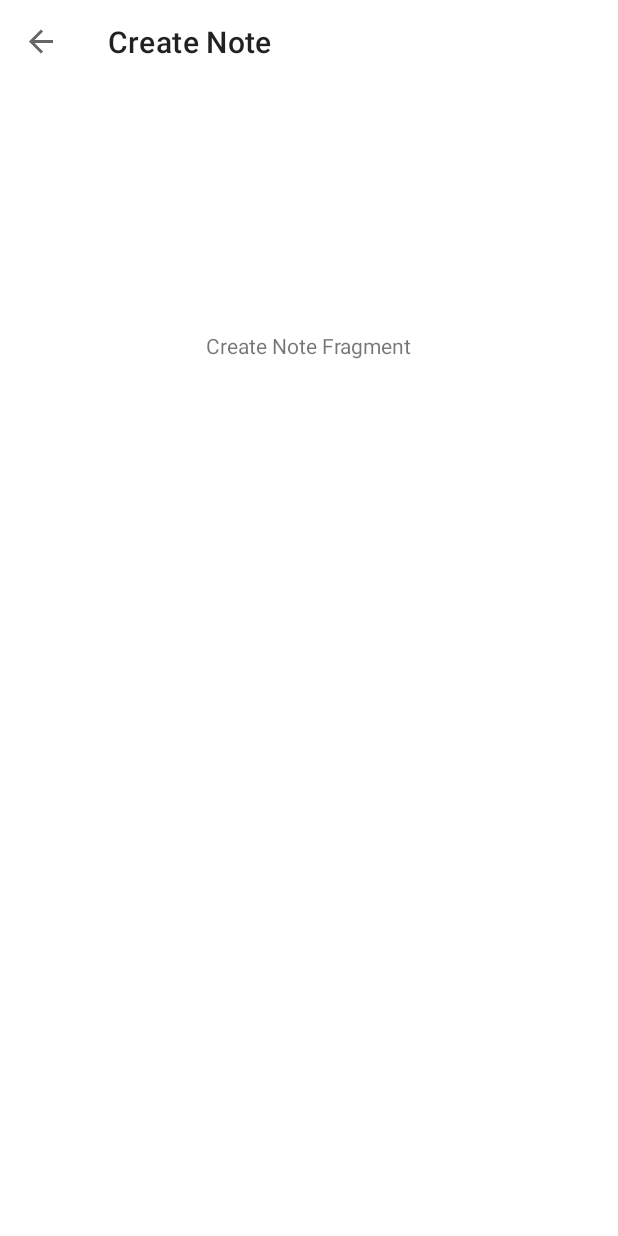
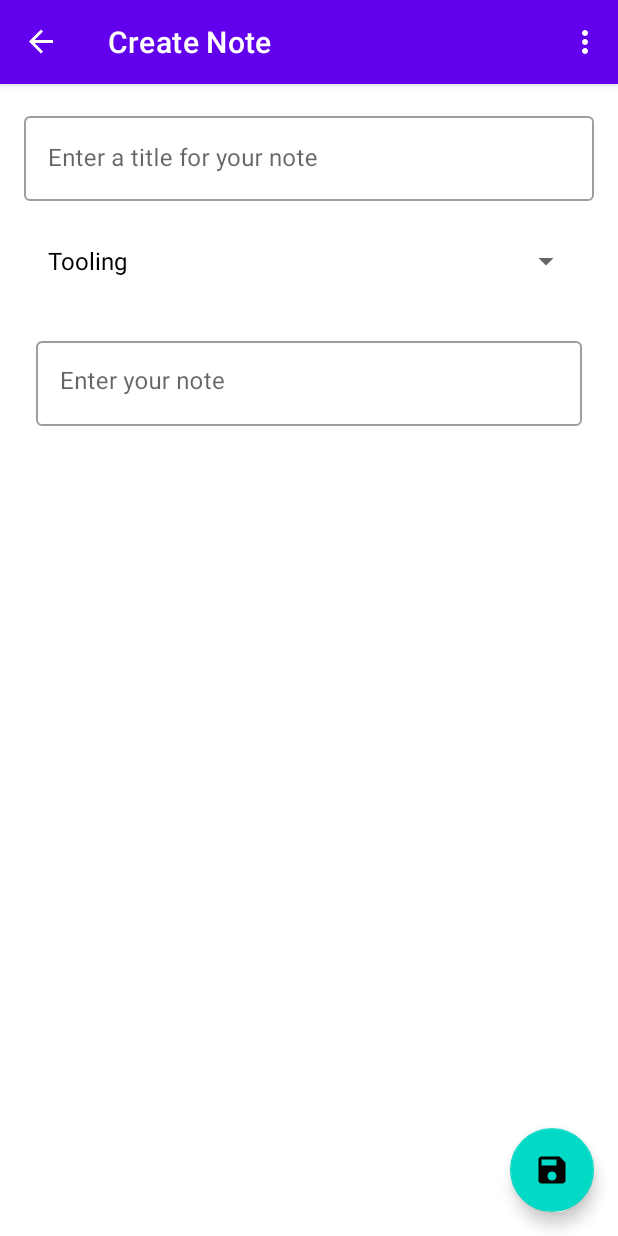
Before and after one commit to goobar-dev/android-305-android-bootcamp-kotlin, an Android app: the CreateNoteFragment screen opened through its navigation route, on a phone screen of 412 x 824 dp. Before the commit the screen is almost empty. Run offline under Robolectric (Android 15) with nearby library versions, the phone set to English and light mode, and no system bars; our stand-ins replace navigation-ui.

Commit message:
Add lab 7 sample code

```diff
--- a/android-study-guide/app/src/main/java/dev/goobar/androidstudyguide/CreateNoteFragment.kt
+++ b/android-study-guide/app/src/main/java/dev/goobar/androidstudyguide/CreateNoteFragment.kt
@@ -1,19 +1,42 @@
 package dev.goobar.androidstudyguide
 
+import android.content.Context
 import android.os.Bundle
+import android.text.Editable
 import androidx.fragment.app.Fragment
 import android.view.LayoutInflater
 import android.view.View
 import android.view.ViewGroup
+import android.widget.ArrayAdapter
 import androidx.navigation.fragment.findNavController
+import com.google.android.material.internal.TextWatcherAdapter
+import com.google.android.material.snackbar.BaseTransientBottomBar
+import com.google.android.material.snackbar.Snackbar
 import dev.goobar.androidstudyguide.databinding.FragmentCreateNoteBinding
 
+private val CATEGORIES = listOf("Tooling", "Kotlin", "UI", "Navigation", "Misc")
+
 class CreateNoteFragment : Fragment() {
+
+  private lateinit var binding: FragmentCreateNoteBinding
+
   override fun onCreateView(
     inflater: LayoutInflater, container: ViewGroup?,
     savedInstanceState: Bundle?
   ): View? {
-    // Inflate the layout for this fragment
-    return inflater.inflate(R.layout.fragment_create_note, container, false)
+    binding = FragmentCreateNoteBinding.inflate(inflater, container, false)
+
+    binding.categorySpinner.adapter = CategorySpinnerAdapter(requireContext(), CATEGORIES)
+
+    return binding.root
   }
 }
+
+class CategorySpinnerAdapter(
+  context: Context, items: List<String>) :
+  ArrayAdapter<String>(context, android.R.layout.simple_spinner_dropdown_item
+  ) {
+  init {
+    addAll(items)
+  }
+}
--- a/android-study-guide/app/src/main/java/dev/goobar/androidstudyguide/MainActivity.kt
+++ b/android-study-guide/app/src/main/java/dev/goobar/androidstudyguide/MainActivity.kt
@@ -22,7 +22,14 @@ class MainActivity : AppCompatActivity() {
     binding = ActivityMainBinding.inflate(layoutInflater)
     setContentView(binding.root)
 
-    setSupportActionBar(binding.toolbar)
+    binding.toolbar.setOnMenuItemClickListener { item ->
+      if (item.itemId == R.id.shareOnTwitter) {
+        startActivity(Intent(this@MainActivity, TwitterActivity::class.java))
+        true
+      }
+      false
+    }
+    //setSupportActionBar(binding.toolbar)
     val appBarConfiguration = AppBarConfiguration(setOf(id.myNotesFragment, id.studyGuideFragment))
 
     val navController = binding.fragmentContainer.getFragment<NavHostFragment>().navController
--- /dev/null
+++ b/android-study-guide/app/src/main/res/drawable/ic_baseline_post_add_24.xml
@@ -0,0 +1,9 @@
+<vector android:height="24dp" android:tint="#000000"
+    android:viewportHeight="24" android:viewportWidth="24"
+    android:width="24dp" xmlns:android="http://schemas.android.com/apk/res/android">
+    <path android:fillColor="@android:color/white" android:pathData="M17,19.22H5V7h7V5H5C3.9,5 3,5.9 3,7v12c0,1.1 0.9,2 2,2h12c1.1,0 2,-0.9 2,-2v-7h-2V19.22z"/>
+    <path android:fillColor="@android:color/white" android:pathData="M19,2h-2v3h-3c0.01,0.01 0,2 0,2h3v2.99c0.01,0.01 2,0 2,0V7h3V5h-3V2z"/>
+    <path android:fillColor="@android:color/white" android:pathData="M7,9h8v2h-8z"/>
+    <path android:fillColor="@android:color/white" android:pathData="M7,12l0,2l8,0l0,-2l-3,0z"/>
+    <path android:fillColor="@android:color/white" android:pathData="M7,15h8v2h-8z"/>
+</vector>
--- /dev/null
+++ b/android-study-guide/app/src/main/res/drawable/ic_baseline_save_24.xml
@@ -0,0 +1,5 @@
+<vector android:height="24dp" android:tint="#000000"
+    android:viewportHeight="24" android:viewportWidth="24"
+    android:width="24dp" xmlns:android="http://schemas.android.com/apk/res/android">
+    <path android:fillColor="@android:color/white" android:pathData="M17,3L5,3c-1.11,0 -2,0.9 -2,2v14c0,1.1 0.89,2 2,2h14c1.1,0 2,-0.9 2,-2L21,7l-4,-4zM12,19c-1.66,0 -3,-1.34 -3,-3s1.34,-3 3,-3 3,1.34 3,3 -1.34,3 -3,3zM15,9L5,9L5,5h10v4z"/>
+</vector>
--- /dev/null
+++ b/android-study-guide/app/src/main/res/drawable/ic_baseline_share_24.xml
@@ -0,0 +1,5 @@
+<vector android:height="24dp" android:tint="#000000"
+    android:viewportHeight="24" android:viewportWidth="24"
+    android:width="24dp" xmlns:android="http://schemas.android.com/apk/res/android">
+    <path android:fillColor="@android:color/white" android:pathData="M18,16.08c-0.76,0 -1.44,0.3 -1.96,0.77L8.91,12.7c0.05,-0.23 0.09,-0.46 0.09,-0.7s-0.04,-0.47 -0.09,-0.7l7.05,-4.11c0.54,0.5 1.25,0.81 2.04,0.81 1.66,0 3,-1.34 3,-3s-1.34,-3 -3,-3 -3,1.34 -3,3c0,0.24 0.04,0.47 0.09,0.7L8.04,9.81C7.5,9.31 6.79,9 6,9c-1.66,0 -3,1.34 -3,3s1.34,3 3,3c0.79,0 1.5,-0.31 2.04,-0.81l7.12,4.16c-0.05,0.21 -0.08,0.43 -0.08,0.65 0,1.61 1.31,2.92 2.92,2.92 1.61,0 2.92,-1.31 2.92,-2.92s-1.31,-2.92 -2.92,-2.92z"/>
+</vector>
--- a/android-study-guide/app/src/main/res/layout/activity_main.xml
+++ b/android-study-guide/app/src/main/res/layout/activity_main.xml
@@ -7,10 +7,12 @@
     tools:context=".MainActivity"
     >
 
-  <androidx.appcompat.widget.Toolbar
+  <com.google.android.material.appbar.MaterialToolbar
       android:id="@+id/toolbar"
       android:layout_width="match_parent"
       android:layout_height="wrap_content"
+      style="@style/Widget.MaterialComponents.Toolbar.Primary"
+      app:menu="@menu/main_toolbar"
       app:layout_constraintStart_toStartOf="parent"
       app:layout_constraintEnd_toEndOf="parent"
       app:layout_constraintTop_toTopOf="parent"
--- a/android-study-guide/app/src/main/res/layout/fragment_create_note.xml
+++ b/android-study-guide/app/src/main/res/layout/fragment_create_note.xml
@@ -7,16 +7,70 @@
     android:background="?android:colorBackground"
     tools:context=".CreateNoteFragment"
     >
+  <com.google.android.material.textfield.TextInputLayout
+      android:id="@+id/titleInputContainer"
+      android:layout_width="0dp"
+      android:layout_height="wrap_content"
+      android:layout_marginStart="@dimen/spacing_2x"
+      android:layout_marginEnd="@dimen/spacing_2x"
+      android:layout_marginTop="@dimen/spacing_2x"
+      style="@style/Widget.MaterialComponents.TextInputLayout.OutlinedBox"
+      app:layout_constraintEnd_toEndOf="parent"
+      app:layout_constraintStart_toStartOf="parent"
+      app:layout_constraintTop_toTopOf="parent"
+      >
+    <com.google.android.material.textfield.TextInputEditText
+        android:id="@+id/titleEditText"
+        android:layout_width="match_parent"
+        android:layout_height="wrap_content"
+        android:hint="Enter a title for your note"
+        />
 
-  <TextView
-      android:layout_width="wrap_content"
+  </com.google.android.material.textfield.TextInputLayout>
+
+  <Spinner
+      android:id="@+id/categorySpinner"
+      android:layout_width="0dp"
       android:layout_height="wrap_content"
-      android:text="Create Note Fragment"
+      android:layout_marginEnd="24dp"
+      android:layout_marginStart="24dp"
+      android:layout_marginTop="16dp"
+      app:layout_constraintEnd_toEndOf="parent"
+      app:layout_constraintStart_toStartOf="parent"
+      app:layout_constraintTop_toBottomOf="@id/titleInputContainer"
+      />
+
+  <com.google.android.material.textfield.TextInputLayout
+      android:id="@+id/noteInputContainer"
+      android:layout_width="0dp"
+      android:layout_height="wrap_content"
+      android:layout_marginEnd="24dp"
+      android:layout_marginStart="24dp"
+      android:layout_marginTop="24dp"
       app:layout_constraintBottom_toBottomOf="parent"
       app:layout_constraintEnd_toEndOf="parent"
       app:layout_constraintStart_toStartOf="parent"
-      app:layout_constraintTop_toTopOf="parent"
-      app:layout_constraintVertical_bias="0.22000003"
+      app:layout_constraintTop_toBottomOf="@id/categorySpinner"
+      app:layout_constraintVertical_bias="0.0"
+      style="@style/Widget.MaterialComponents.TextInputLayout.OutlinedBox"
+      >
+
+    <com.google.android.material.textfield.TextInputEditText
+        android:id="@+id/noteEditText"
+        android:layout_width="match_parent"
+        android:layout_height="match_parent"
+        android:gravity="top"
+        android:hint="Enter your note"
+        />
+  </com.google.android.material.textfield.TextInputLayout>
+
+  <com.google.android.material.floatingactionbutton.FloatingActionButton
+      android:id="@+id/saveButton"
+      android:layout_width="wrap_content"
+      android:layout_height="wrap_content"
+      android:layout_margin="@dimen/spacing_2x"
+      app:layout_constraintEnd_toEndOf="parent"
+      app:layout_constraintBottom_toBottomOf="parent"
+      android:src="@drawable/ic_baseline_save_24"
       />
-
 </androidx.constraintlayout.widget.ConstraintLayout>
--- a/android-study-guide/app/src/main/res/layout/fragment_my_notes.xml
+++ b/android-study-guide/app/src/main/res/layout/fragment_my_notes.xml
@@ -28,14 +28,15 @@
       app:layout_constraintStart_toStartOf="parent"
       app:layout_constraintTop_toBottomOf="@+id/textView"
       />
-  <Button
+  <com.google.android.material.floatingactionbutton.FloatingActionButton
       android:id="@+id/createNoteButton"
       android:layout_width="wrap_content"
       android:layout_height="wrap_content"
+      android:layout_margin="20dp"
       android:text="Create Note"
+      android:src="@drawable/ic_baseline_post_add_24"
       app:layout_constraintEnd_toEndOf="parent"
-      app:layout_constraintStart_toStartOf="parent"
-      app:layout_constraintTop_toBottomOf="@+id/showDetailsButton"
+      app:layout_constraintBottom_toBottomOf="parent"
       />
 
 </androidx.constraintlayout.widget.ConstraintLayout>
--- /dev/null
+++ b/android-study-guide/app/src/main/res/menu/main_toolbar.xml
@@ -0,0 +1,8 @@
+<?xml version="1.0" encoding="utf-8"?>
+<menu xmlns:android="http://schemas.android.com/apk/res/android">
+  <item
+      android:id="@+id/shareOnTwitter"
+      android:icon="@drawable/ic_baseline_share_24"
+      android:title="Share on Twitter"
+      />
+</menu>
--- /dev/null
+++ b/android-study-guide/app/src/main/res/values/dimens.xml
@@ -0,0 +1,5 @@
+<?xml version="1.0" encoding="utf-8"?>
+<resources>
+  <dimen name="spacing_1x">8dp</dimen>
+  <dimen name="spacing_2x">16dp</dimen>
+</resources>
```
